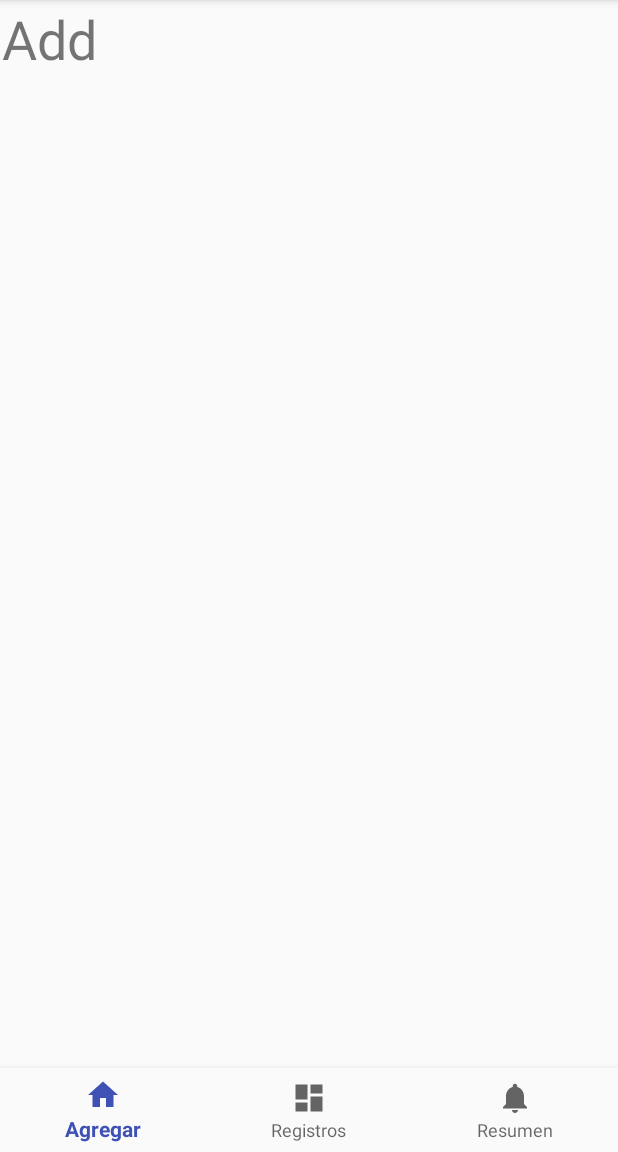
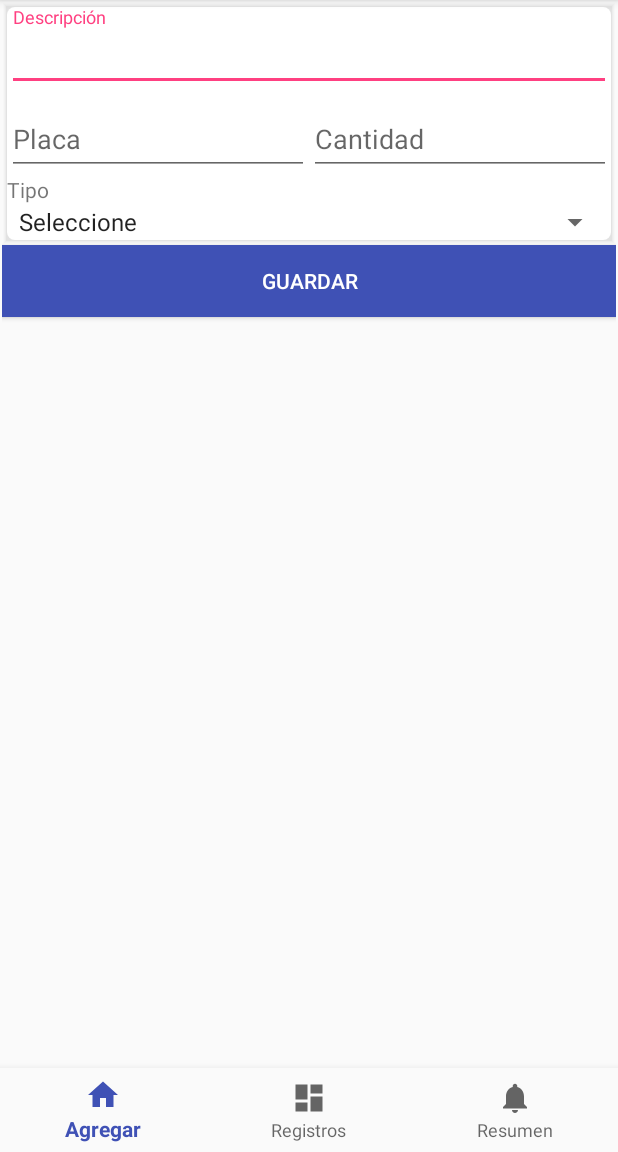
Before and after one commit to Evander04/Parking, an Android app: the screen it shows after launch (MainActivity), on a phone screen of 412 x 824 dp, the part 84-1236 px from its top. Run offline under Robolectric (Android 15) with nearby library versions, the phone set to English and light mode, and no system bars; our stand-ins replace ButterKnife; libraries missing offline, so code that uses them is left out: nl.qbusict.cupboard; 2 statements that could not run were skipped.

```diff
--- a/app/src/main/java/jockercode/parking/FragmentAdd.java
+++ b/app/src/main/java/jockercode/parking/FragmentAdd.java
@@ -1,20 +1,88 @@
 package jockercode.parking;
 
+import android.database.sqlite.SQLiteDatabase;
 import android.os.Bundle;
 import android.support.annotation.NonNull;
 import android.support.annotation.Nullable;
+import android.support.constraint.solver.widgets.Helper;
 import android.support.v4.app.Fragment;
+import android.util.Log;
 import android.view.LayoutInflater;
 import android.view.View;
 import android.view.ViewGroup;
+import android.widget.Button;
+import android.widget.EditText;
+import android.widget.Spinner;
+import android.widget.Toast;
+
+import java.sql.SQLData;
+import java.util.Date;
+
+import butterknife.BindView;
+import butterknife.ButterKnife;
+import jockercode.parking.Pojo.Record;
+import jockercode.parking.SQLite.HelperDB;
+import nl.qbusict.cupboard.CupboardFactory;
 
 public class FragmentAdd  extends Fragment{
+    @BindView(R.id.textDescription)
+    EditText description;
+    @BindView(R.id.textLicensePlate)
+    EditText textLicensePlate;
+    @BindView(R.id.textCount)
+    EditText textCount;
+    @BindView(R.id.textType)
+    Spinner textType;
+    @BindView(R.id.btnAdd)
+    Button btnAdd;
+
+    SQLiteDatabase db;
+
     public FragmentAdd() {
     }
-
     @Override
     public View onCreateView(@NonNull LayoutInflater inflater, @Nullable ViewGroup container, @Nullable Bundle savedInstanceState) {
         View view=inflater.inflate(R.layout.fragment_add,container,false);
+        ButterKnife.bind(this,view);
+        HelperDB helper= new HelperDB(view.getContext());
+        db=helper.getWritableDatabase();
+        btnAdd.setOnClickListener(new View.OnClickListener() {
+            @Override
+            public void onClick(View v) {
+                saveRecord();
+            }
+        });
         return view;
     }
+    private void saveRecord(){
+        if (validateRecord()){
+            Record record= new Record();
+            record.setDescription(description.getText().toString());
+            record.setLicensePlate(textLicensePlate.toString());
+            record.setCount(Integer.parseInt(textCount.toString()));
+            record.setType(textType.getSelectedItemPosition());
+            record.setDateEntry(new Date());
+            record.setStatus(true);
+            Long id= CupboardFactory.cupboard().withDatabase(db).put(record);
+            record.set_id(id);
+            Log.i("function<>","save record=> "+record.toString());
+            clean();
+            Toast.makeText(getContext(),"Guardado correctamente",Toast.LENGTH_LONG).show();
+        }
+    }
+    private void clean(){
+        description.setText("");
+        textLicensePlate.setText("");
+        textCount.setText("");
+        textType.setSelection(0);
+    }
+    private boolean validateRecord(){
+        if (textLicensePlate.getText().toString().equals(""))
+            return false;
+        if (description.getText().toString().equals(""))
+            return false;
+        if (textType.getSelectedItemPosition()==0)
+            return false;
+        return true;
+    }
 }
--- a/app/src/main/java/jockercode/parking/Pojo/Record.java
+++ b/app/src/main/java/jockercode/parking/Pojo/Record.java
@@ -4,9 +4,10 @@ import java.util.Date;
 
 public class Record {
     private Long _id;
-    private String name;
+    private String description;
     private String licensePlate;
-    private int type;// 0:moto, 1:carro, 3:camioneta, 4:camión
+    private int type;// 1:moto, 2:carro, 3:camioneta, 4:camión
+    private int count;
     private boolean status;
     private Date dateEntry;
     private Date dateDeparture;
@@ -15,26 +16,6 @@ public class Record {
     public Record() {
     }
 
-    public Record(Long _id, String name, String licensePlate, int type, boolean status, Date dateEntry, Date dateDeparture, String user) {
-        this._id = _id;
-        this.name = name;
-        this.licensePlate = licensePlate;
-        this.type = type;
-        this.status = status;
-        this.dateEntry = dateEntry;
-        this.dateDeparture = dateDeparture;
-        this.user = user;
-    }
-
-    public Record(String name, String licensePlate, int type, boolean status, Date dateEntry, Date dateDeparture, String user) {
-        this.name = name;
-        this.licensePlate = licensePlate;
-        this.type = type;
-        this.status = status;
-        this.dateEntry = dateEntry;
-        this.dateDeparture = dateDeparture;
-        this.user = user;
-    }
 
     public Long get_id() {
         return _id;
@@ -44,12 +25,12 @@ public class Record {
         this._id = _id;
     }
 
-    public String getName() {
-        return name;
+    public String getDescription() {
+        return description;
     }
 
-    public void setName(String name) {
-        this.name = name;
+    public void setDescription(String description) {
+        this.description = description;
     }
 
     public String getLicensePlate() {
@@ -100,13 +81,22 @@ public class Record {
         this.user = user;
     }
 
+    public int getCount() {
+        return count;
+    }
+
+    public void setCount(int count) {
+        this.count = count;
+    }
+
     @Override
     public String toString() {
         return "Record{" +
                 "_id=" + _id +
-                ", name='" + name + '\'' +
+                ", description='" + description + '\'' +
                 ", licensePlate='" + licensePlate + '\'' +
                 ", type=" + type +
+                ", count=" + count +
                 ", status=" + status +
                 ", dateEntry=" + dateEntry +
                 ", dateDeparture=" + dateDeparture +
--- /dev/null
+++ b/app/src/main/res/drawable/shadow.xml
@@ -0,0 +1,70 @@
+<?xml version="1.0" encoding="utf-8"?>
+<layer-list xmlns:android="http://schemas.android.com/apk/res/android" >
+
+    <!-- Drop Shadow Stack -->
+    <item>
+        <shape>
+            <padding
+                android:bottom="1dp"
+                android:left="1dp"
+                android:right="1dp"
+                android:top="1dp" />
+
+            <solid android:color="#00CCCCCC" />
+        </shape>
+    </item>
+    <item>
+        <shape>
+            <padding
+                android:bottom="1dp"
+                android:left="1dp"
+                android:right="1dp"
+                android:top="1dp" />
+
+            <solid android:color="#10CCCCCC" />
+        </shape>
+    </item>
+    <item>
+        <shape>
+            <padding
+                android:bottom="1dp"
+                android:left="1dp"
+                android:right="1dp"
+                android:top="1dp" />
+
+            <solid android:color="#20CCCCCC" />
+        </shape>
+    </item>
+    <item>
+        <shape>
+            <padding
+                android:bottom="1dp"
+                android:left="1dp"
+                android:right="1dp"
+                android:top="1dp" />
+
+            <solid android:color="#30CCCCCC" />
+        </shape>
+    </item>
+    <item>
+        <shape>
+            <padding
+                android:bottom="1dp"
+                android:left="1dp"
+                android:right="1dp"
+                android:top="1dp" />
+
+            <solid android:color="#50CCCCCC" />
+        </shape>
+    </item>
+
+    <!-- Background -->
+    <item>
+        <shape>
+            <solid android:color="#FFFFFF" />
+
+            <corners android:radius="5dp" />
+        </shape>
+    </item>
+
+</layer-list>
--- a/app/src/main/res/layout/fragment_add.xml
+++ b/app/src/main/res/layout/fragment_add.xml
@@ -1,19 +1,93 @@
 <?xml version="1.0" encoding="utf-8"?>
-<FrameLayout xmlns:android="http://schemas.android.com/apk/res/android"
+<LinearLayout
+    xmlns:android="http://schemas.android.com/apk/res/android"
     xmlns:app="http://schemas.android.com/apk/res-auto"
     xmlns:tools="http://schemas.android.com/tools"
     android:layout_width="match_parent"
     android:layout_height="match_parent"
-    tools:context=".FragmentAdd">
+    tools:context=".FragmentAdd"
+    android:orientation="vertical">
 
-    <android.support.constraint.ConstraintLayout
+    <LinearLayout
         android:layout_width="match_parent"
-        android:layout_height="match_parent">
-    <TextView
+        android:layout_height="wrap_content"
+        android:orientation="vertical"
+        android:background="@drawable/shadow">
+        <LinearLayout
+            android:layout_width="match_parent"
+            android:layout_height="wrap_content"
+            android:orientation="vertical">
+            <LinearLayout
+                android:layout_width="match_parent"
+                android:layout_height="wrap_content"
+                android:orientation="horizontal">
+                <android.support.design.widget.TextInputLayout
+                    android:id="@+id/layoutCPNameDetails"
+                    android:layout_width="match_parent"
+                    android:layout_height="wrap_content"
+                    android:layout_weight="1">
+
+                    <EditText
+                        android:id="@+id/textDescription"
+                        android:layout_width="match_parent"
+                        android:layout_height="wrap_content"
+                        android:hint="@string/lblDescription"
+                        android:inputType="text"
+                        />
+                </android.support.design.widget.TextInputLayout>
+            </LinearLayout>
+        </LinearLayout>
+        <LinearLayout
+            android:layout_width="match_parent"
+            android:layout_height="wrap_content"
+            android:orientation="horizontal">
+            <android.support.design.widget.TextInputLayout
+                android:layout_width="match_parent"
+                android:layout_height="wrap_content"
+                android:layout_weight="1">
+
+                <EditText
+                    android:id="@+id/textLicensePlate"
+                    android:layout_width="match_parent"
+                    android:layout_height="wrap_content"
+                    android:hint="@string/lblLicensePlate"
+                    android:inputType="text" />
+            </android.support.design.widget.TextInputLayout>
+            <android.support.design.widget.TextInputLayout
+
+                android:layout_width="match_parent"
+                android:layout_height="wrap_content"
+                android:layout_weight="1">
+
+                <EditText
+                    android:id="@+id/textCount"
+                    android:layout_width="match_parent"
+                    android:layout_height="wrap_content"
+                    android:hint="@string/lblCount"
+                    android:inputType="text" />
+            </android.support.design.widget.TextInputLayout>
+        </LinearLayout>
+        <LinearLayout
+            android:layout_width="match_parent"
+            android:layout_height="wrap_content"
+            android:orientation="vertical">
+            <TextView
+                android:layout_width="wrap_content"
+                android:layout_height="wrap_content"
+                android:text="@string/lblType"/>
+            <Spinner
+                android:id="@+id/textType"
+                android:layout_width="fill_parent"
+                android:layout_height="wrap_content"
+                android:entries="@array/types"/>
+        </LinearLayout>
+
+    </LinearLayout>
+    <Button
+        android:id="@+id/btnAdd"
         android:layout_width="match_parent"
-        android:layout_height="match_parent"
-        android:text="Add"
-        android:textSize="36dp"/>
-    </android.support.constraint.ConstraintLayout>
-
-</FrameLayout>
+        android:layout_height="wrap_content"
+        android:background="@color/colorPrimary"
+        android:textColor="#ffff"
+        android:text="@string/lblButton"/>
+</LinearLayout>
--- a/app/src/main/res/values/strings.xml
+++ b/app/src/main/res/values/strings.xml
@@ -3,4 +3,11 @@
     <string name="title_add">Agregar</string>
     <string name="title_records">Registros</string>
     <string name="title_resume">Resumen</string>
+
+    <!--Fragment add-->
+    <string name="lblDescription">Descripción</string>
+    <string name="lblLicensePlate">Placa</string>
+    <string name="lblCount">Cantidad</string>
+    <string name="lblType">Tipo</string>
+    <string name="lblButton">Guardar</string>
 </resources>
--- /dev/null
+++ b/app/src/main/res/values/types.xml
@@ -0,0 +1,10 @@
+<?xml version="1.0" encoding="utf-8"?>
+<resources>
+    <string-array name="types">
+        <item>Seleccione</item>
+        <item>Moto</item>
+        <item>Carro</item>
+        <item>Camioneta</item>
+        <item>Camión</item>
+    </string-array>
+</resources>
```
